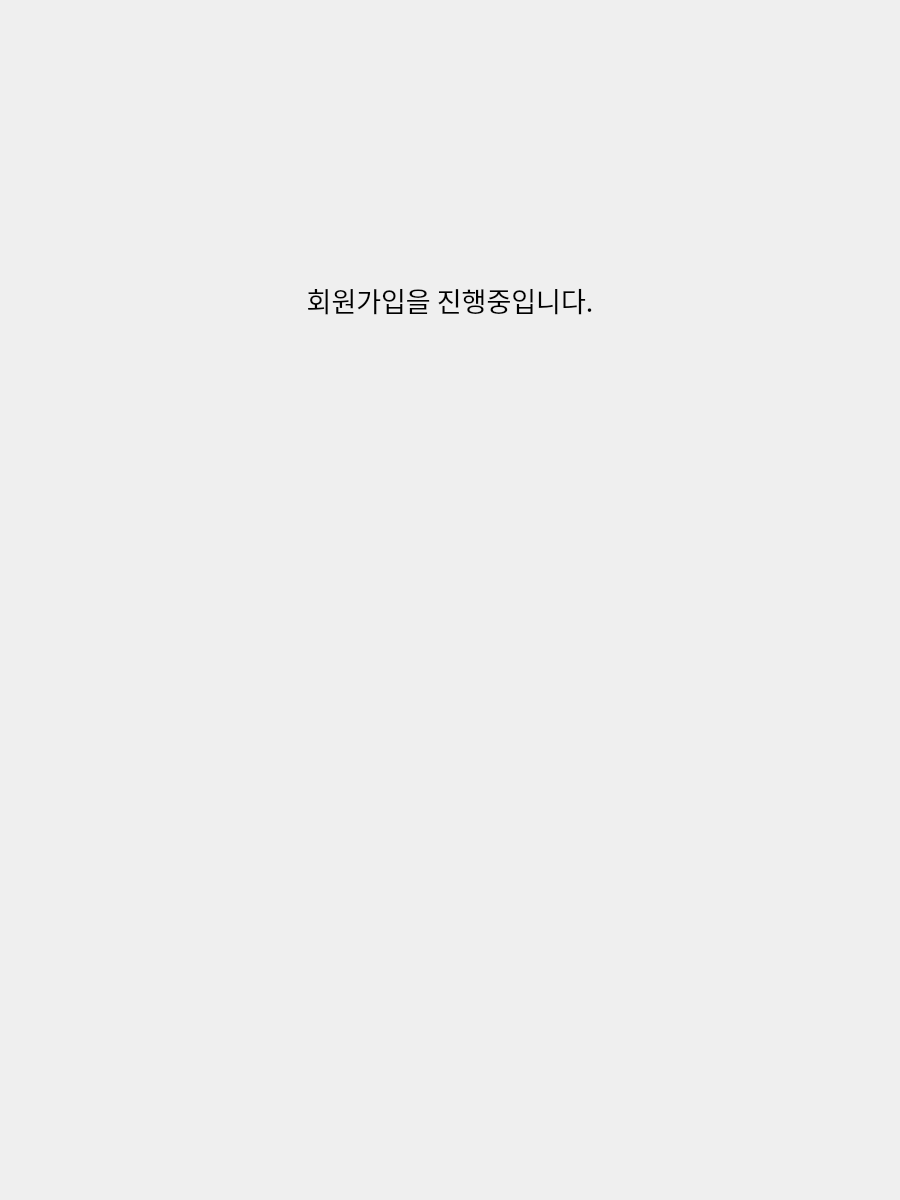
Qt form UI/learning.ui (cwj980119/Pyqt5-facerecog-kiosk) before a commit.
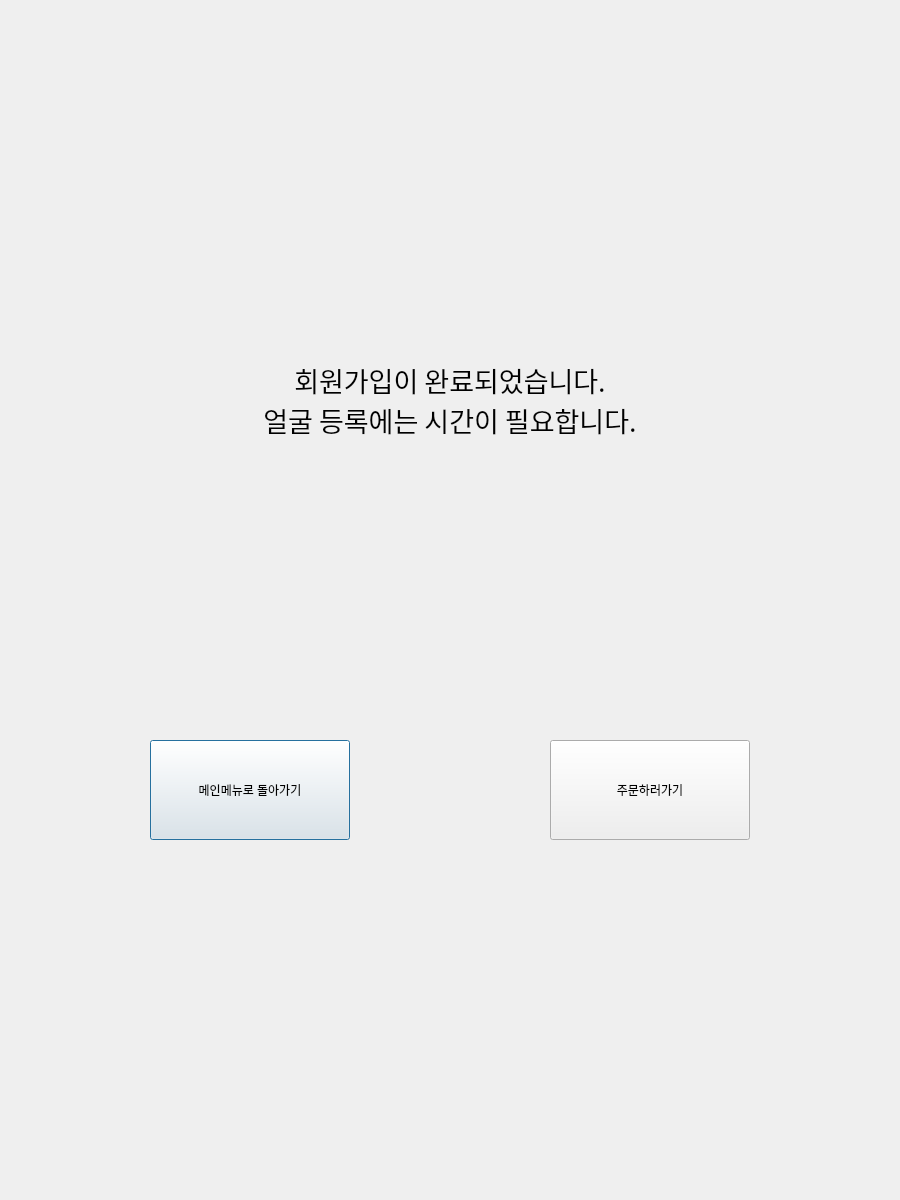
The same form after that commit.

Commit message: ui 정리 메뉴 추가

```diff
--- a/UI/learning.ui
+++ b/UI/learning.ui
@@ -16,10 +16,10 @@
   <widget class="QLabel" name="label">
    <property name="geometry">
     <rect>
-     <x>200</x>
+     <x>100</x>
      <y>150</y>
-     <width>500</width>
-     <height>300</height>
+     <width>700</width>
+     <height>500</height>
     </rect>
    </property>
    <property name="font">
@@ -37,12 +37,39 @@
     <string notr="true">font: 20pt &quot;HY엽서L&quot;;</string>
    </property>
    <property name="text">
-    <string>회원가입을 진행중입니다.</string>
+    <string>회원가입이 완료되었습니다.
+얼굴 등록에는 시간이 필요합니다.</string>
    </property>
    <property name="alignment">
     <set>Qt::AlignCenter</set>
    </property>
   </widget>
+  <widget class="QPushButton" name="btn_main">
+   <property name="geometry">
+    <rect>
+     <x>150</x>
+     <y>740</y>
+     <width>200</width>
+     <height>100</height>
+    </rect>
+   </property>
+   <property name="text">
+    <string>메인메뉴로 돌아가기</string>
+   </property>
+  </widget>
+  <widget class="QPushButton" name="btn_menu">
+   <property name="geometry">
+    <rect>
+     <x>550</x>
+     <y>740</y>
+     <width>200</width>
+     <height>100</height>
+    </rect>
+   </property>
+   <property name="text">
+    <string>주문하러가기</string>
+   </property>
+  </widget>
  </widget>
  <resources/>
  <connections/>
```
The commit also changes 5 other files.
